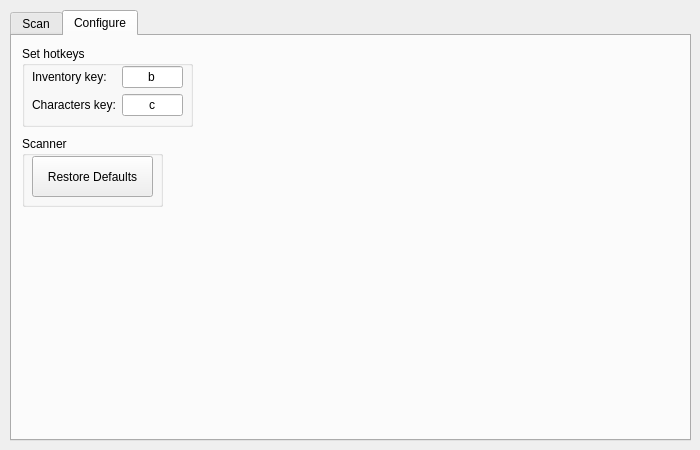
kel-z/HSR-Scanner, file src/ui/hsr_scanner.ui: the form before one commit.
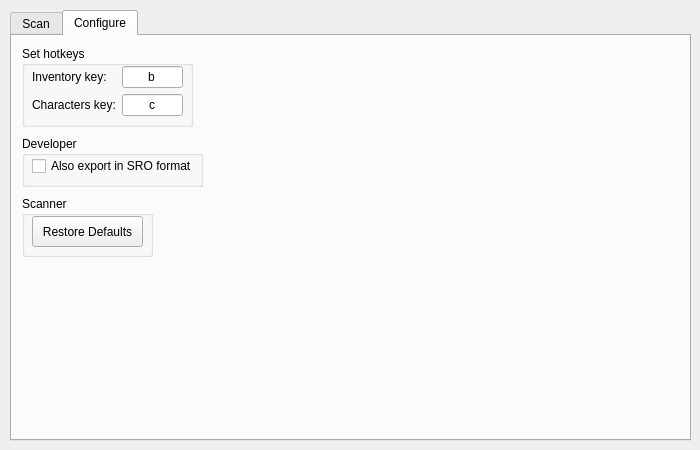
The form after the commit. The open tabs and pages were chosen to show the change.

Commit message: feat: export to SRO format

Patch:
```diff
--- a/src/ui/hsr_scanner.ui
+++ b/src/ui/hsr_scanner.ui
@@ -639,9 +639,9 @@
       <property name="geometry">
        <rect>
         <x>10</x>
-        <y>100</y>
-        <width>141</width>
-        <height>71</height>
+        <y>160</y>
+        <width>131</width>
+        <height>61</height>
        </rect>
       </property>
       <property name="title">
@@ -652,8 +652,8 @@
         <rect>
          <x>10</x>
          <y>20</y>
-         <width>121</width>
-         <height>41</height>
+         <width>111</width>
+         <height>31</height>
         </rect>
        </property>
        <property name="text">
@@ -661,6 +661,38 @@
        </property>
       </widget>
      </widget>
+     <widget class="QGroupBox" name="groupBox_8">
+      <property name="geometry">
+       <rect>
+        <x>10</x>
+        <y>100</y>
+        <width>181</width>
+        <height>51</height>
+       </rect>
+      </property>
+      <property name="title">
+       <string>Developer</string>
+      </property>
+      <widget class="QWidget" name="verticalLayoutWidget">
+       <property name="geometry">
+        <rect>
+         <x>10</x>
+         <y>20</y>
+         <width>161</width>
+         <height>21</height>
+        </rect>
+       </property>
+       <layout class="QVBoxLayout" name="verticalLayout_2">
+        <item>
+         <widget class="QCheckBox" name="checkBoxSroFormat">
+          <property name="text">
+           <string>Also export in SRO format</string>
+          </property>
+         </widget>
+        </item>
+       </layout>
+      </widget>
+     </widget>
     </widget>
    </widget>
   </widget>
```
Left out of the diff: 4 changed lines with no effect on the pictures. The commit also changes 7 other files.
